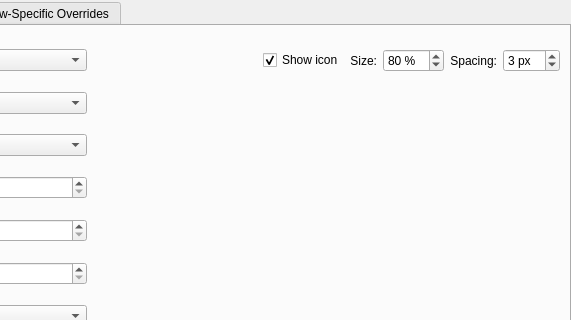
Above: config/ui/breezeconfigurationui.ui from Rudraksh88/KustomBreezeEnhanced before the change; both pictures show x 272 to 843 and y 0 to 320 of the 843 by 814 pixel window. Below: the same form after it.
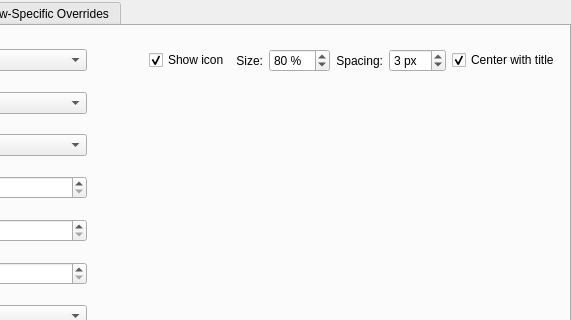
That is the form after the change. Custom widgets are drawn as their Qt base class.

Commit message: fix: include icon in title alignment

What changed in the file:
```diff
--- a/config/ui/breezeconfigurationui.ui
+++ b/config/ui/breezeconfigurationui.ui
@@ -458,6 +458,16 @@
           </property>
          </widget>
         </item>
+         <item row="0" column="9">
+          <widget class="QCheckBox" name="iconIncludedInAlignment">
+           <property name="text">
+            <string>Center with title</string>
+           </property>
+           <property name="checked">
+            <bool>true</bool>
+           </property>
+          </widget>
+         </item>
        <item row="22" column="1" colspan="4">
         <widget class="QCheckBox" name="drawSizeGrip">
          <property name="text">
```
Left out of the diff: 17 changed lines with no effect on the pictures. Lines whose indentation alone changed are shown as unchanged. The commit also changes 3 other files.
